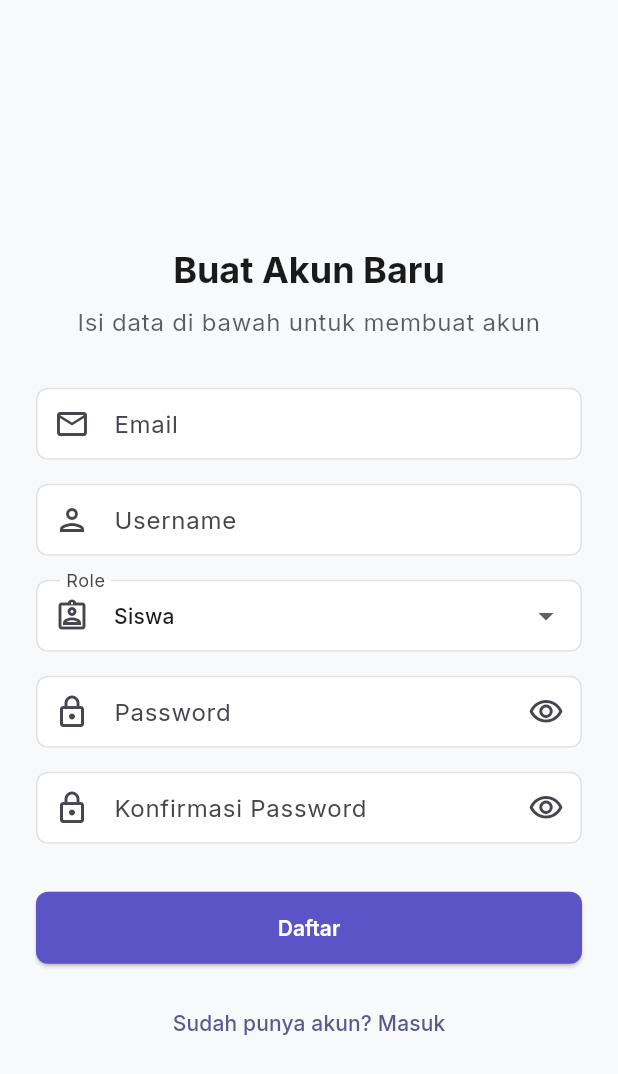
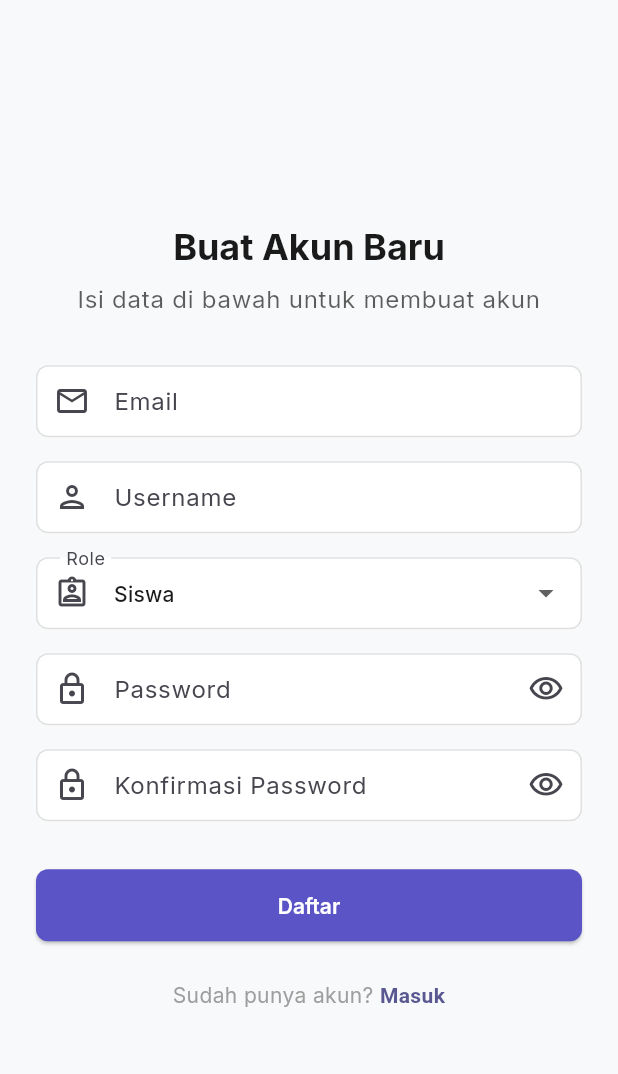
Before and after one commit to raaflii/Mobile-Education-Platform, a Flutter app: the RegisterScreen screen opened by its route, on a phone screen of 412 x 824 dp. Shown: the top 1074 px of the screen. Run offline on Flutter 3.47's test engine with Material 3 defaults, Android fonts, the phone set to English and light mode, and no system bars; our stand-ins replace cloud_firestore, dartz, firebase_auth, firebase_core, flutter_riverpod, freezed_annotation and 2 more; accounts and stored records are empty.

Commit message:
update register screen with rich text

```diff
--- a/lib/features/auth/presentation/screens/register_screen.dart
+++ b/lib/features/auth/presentation/screens/register_screen.dart
@@ -1,3 +1,4 @@
+import 'package:flutter/gestures.dart';
 import 'package:flutter/material.dart';
 import 'package:flutter_riverpod/flutter_riverpod.dart';
 import 'package:mobile_education_platform/features/auth/domain/entitites/user.dart';
@@ -108,11 +109,8 @@ class _RegisterScreenState extends ConsumerState<RegisterScreen> {
       body: SafeArea(
         child: LayoutBuilder(
           builder: (context, constraints) {
-            return SingleChildScrollView(
+            return Padding(
               padding: const EdgeInsets.all(24.0),
-              child: ConstrainedBox(
-                constraints: BoxConstraints(minHeight: constraints.maxHeight),
-                child: IntrinsicHeight(
               child: Form(
                 key: _formKey,
                 child: Column(
@@ -128,8 +126,7 @@ class _RegisterScreenState extends ConsumerState<RegisterScreen> {
                     const SizedBox(height: 8),
                     Text(
                       'Isi data di bawah untuk membuat akun',
-                          style: Theme.of(context).textTheme.bodyLarge
-                              ?.copyWith(
+                      style: Theme.of(context).textTheme.bodyLarge?.copyWith(
                         color: Theme.of(
                           context,
                         ).colorScheme.onSurface.withOpacity(0.7),
@@ -309,15 +306,31 @@ class _RegisterScreenState extends ConsumerState<RegisterScreen> {
                     const SizedBox(height: 16),
 
                     // Back to Login
-                        TextButton(
-                          onPressed: () {
+                    Padding(
+                      padding: const EdgeInsets.only(top: 10.0),
+                      child: RichText(
+                        textAlign: TextAlign.center,
+                        text: TextSpan(
+                          style: Theme.of(context).textTheme.bodyMedium
+                              ?.copyWith(color: Colors.grey[500]),
+                          children: [
+                            const TextSpan(text: 'Sudah punya akun? '),
+                            TextSpan(
+                              text: 'Masuk',
+                              style: TextStyle(
+                                color: Theme.of(context).colorScheme.primary,
+                                fontWeight: FontWeight.bold,
+                              ),
+                              recognizer: TapGestureRecognizer()
+                                ..onTap = () {
                                   Navigator.of(context).pop();
                                 },
-                          child: const Text('Sudah punya akun? Masuk'),
                             ),
                           ],
                         ),
                       ),
+                    ),
+                  ],
                 ),
               ),
             );
```
Lines whose indentation alone changed are shown as unchanged.
